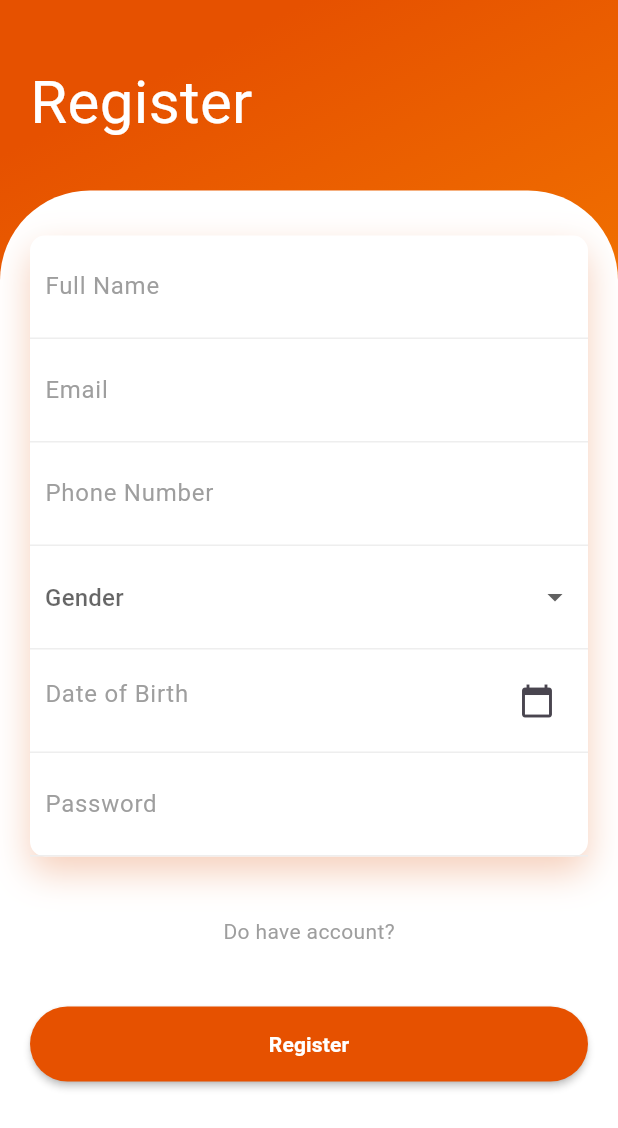
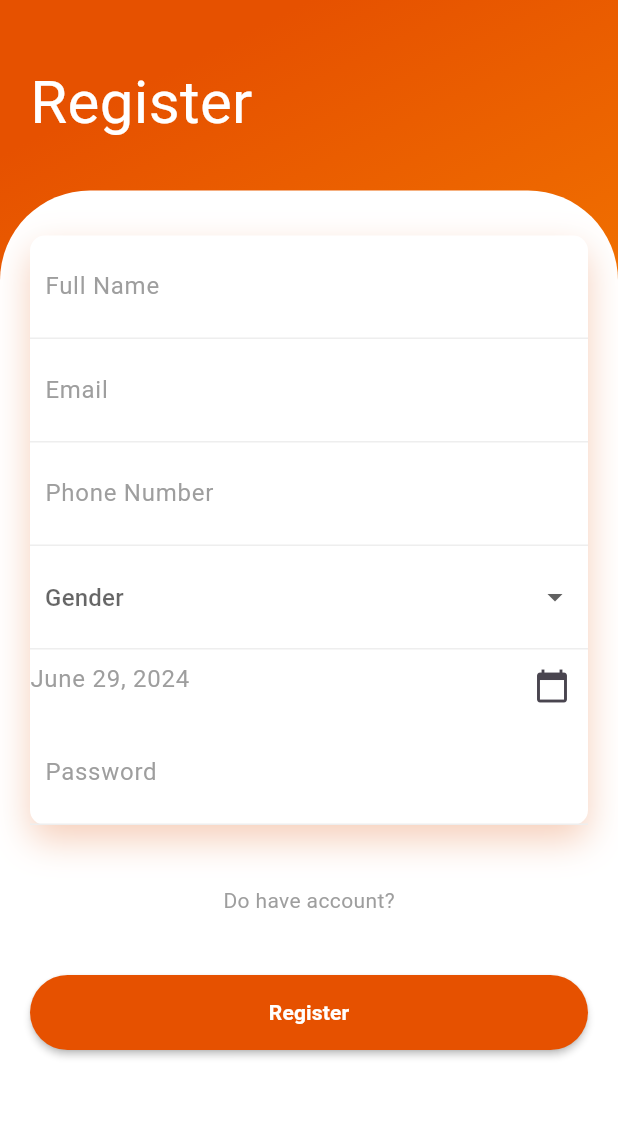
Before and after one commit to IbrahimSaada/login, a Flutter app: the RegisterPage screen opened directly, on a phone screen of 412 x 824 dp. Shown: the top 1128 px of the screen. Run offline on Flutter 3.47's test engine with Material 3 defaults, Android fonts, the phone set to English and light mode, and no system bars; our stand-ins replace animate_do.

Commit message:
edit on date of birth

```diff
--- a/lib/register.dart
+++ b/lib/register.dart
@@ -1,7 +1,10 @@
 import 'package:animate_do/animate_do.dart';
 import 'package:flutter/material.dart';
-import 'verification.dart';
+import 'Verification.dart';
 import 'login.dart';
+
+import 'package:intl/intl.dart';
+ // Add this line
 
 void main() => runApp(MyApp());
 
@@ -74,7 +77,7 @@ class RegisterPage extends StatelessWidget {
                                 borderRadius: BorderRadius.circular(10),
                                 boxShadow: [
                                   BoxShadow(
-                                      color: Color.fromRGBO(225, 95, 27, .3),
+                                      color: Color.fromRGBO(225, 95, 27,.3),
                                       blurRadius: 20,
                                       offset: Offset(0, 10))
                                 ]),
@@ -222,54 +225,44 @@ child: MaterialButton(
   }
 }
 
-
 class BirthDatePicker extends StatefulWidget {
   @override
   _BirthDatePickerState createState() => _BirthDatePickerState();
 }
 
 class _BirthDatePickerState extends State<BirthDatePicker> {
-  DateTime? _selectedDate;
-  final TextEditingController _dateController = TextEditingController();
+  DateTime _selectedDate = DateTime.now();
 
   Future<void> _selectDate(BuildContext context) async {
     final DateTime? picked = await showDatePicker(
         context: context,
-      initialDate: _selectedDate ?? DateTime.now(),
+        initialDate: _selectedDate,
         firstDate: DateTime(1900),
-      lastDate: DateTime(2006, 12, 31),
-    );
-    if (picked != null) {
+        lastDate: DateTime(2006));
+    if (picked != null && picked != _selectedDate) {
       setState(() {
         _selectedDate = picked;
-        _dateController.text = "${picked.toLocal()}".split(' ')[0];
       });
     }
   }
 
   @override
   Widget build(BuildContext context) {
-    return Container(
-      padding: const EdgeInsets.all(10),
-      decoration: BoxDecoration(
-        border: Border(
-          bottom: BorderSide(
-            color: Colors.grey.shade200,
-          ),
-        ),
-      ),
-      child: TextField(
-        controller: _dateController,
-        readOnly: true,
+
+    return GestureDetector(
+      onTap: () {
+        _selectDate(context);
+      },
+      child: AbsorbPointer(
+        child: TextFormField(
           decoration: InputDecoration(
-          hintText: "Date of Birth",
+            hintText: DateFormat.yMMMMd('en_US').format(_selectedDate),
             hintStyle: TextStyle(color: Colors.grey),
             border: InputBorder.none,
             suffixIcon: Icon(Icons.calendar_today),
           ),
-        onTap: () {
-          _selectDate(context);
-        },
+          readOnly: true,
+        ),
       ),
     );
   }
--- a/pubspec.yaml
+++ b/pubspec.yaml
@@ -36,6 +36,7 @@ dependencies:
   # The following adds the Cupertino Icons font to your application.
   # Use with the CupertinoIcons class for iOS style icons.
   cupertino_icons: ^1.0.6
+  intl: ^0.19.0
 
 dev_dependencies:
   flutter_test:
```
Also changed, not shown: pubspec.lock. Lines whose indentation alone changed are shown as unchanged.
